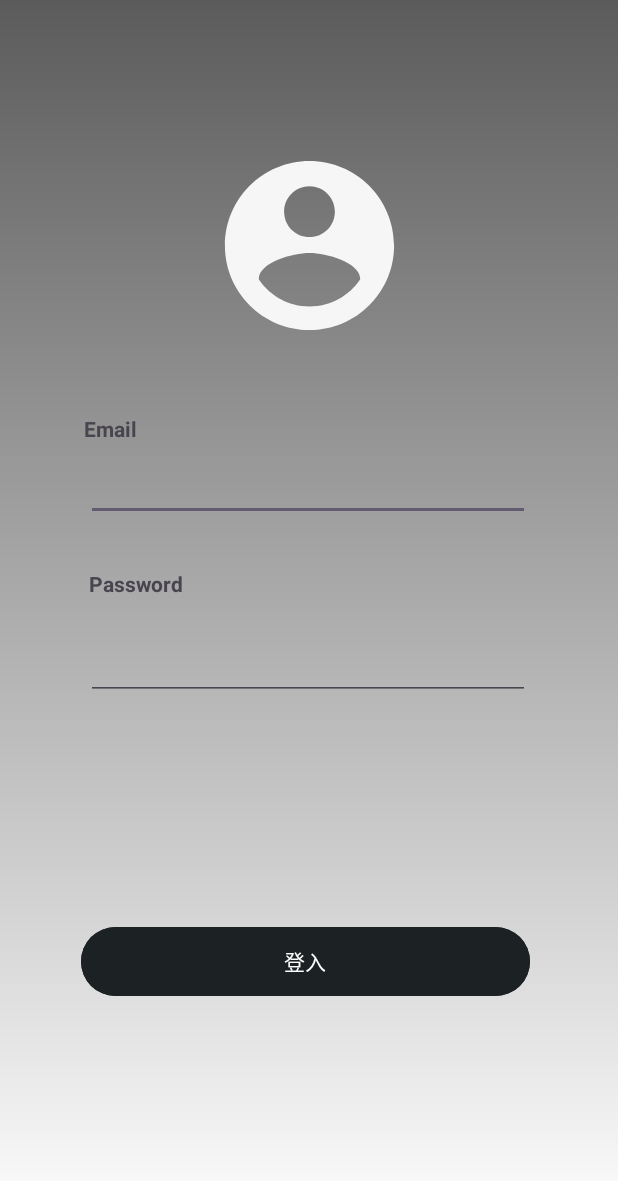
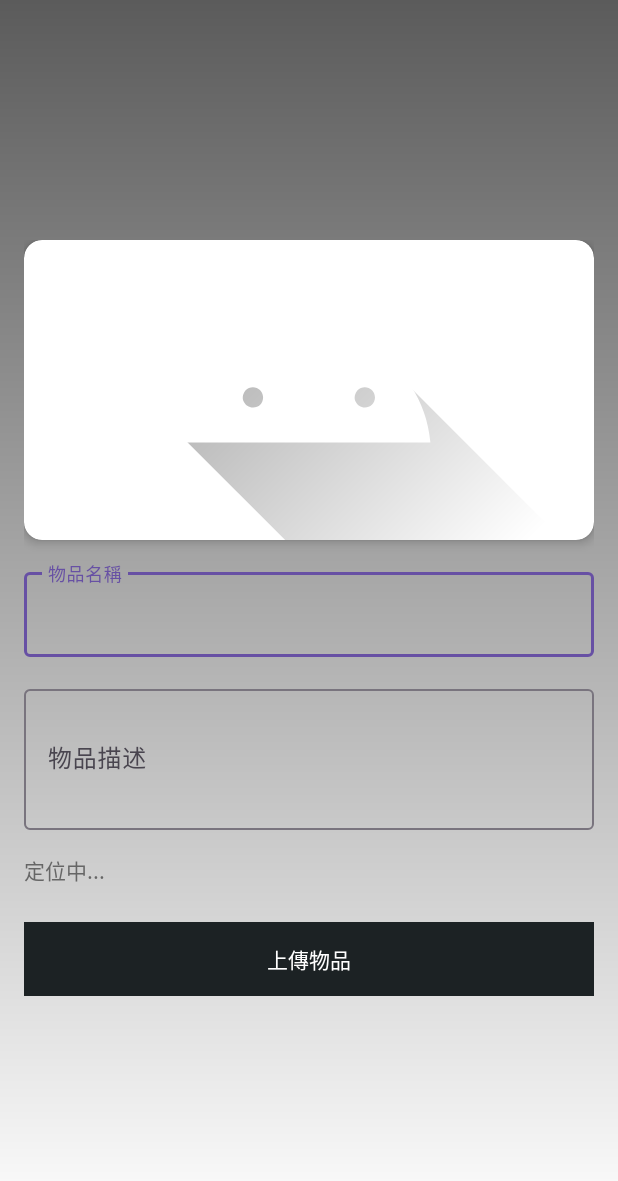
Before and after one commit to Yanruckater/Change_thing_android, an Android app: the login_view screen opened directly, with no data from a screen before it, after a tap on "登入", on a phone screen of 412 x 824 dp. Shown: the top 1181 px of the screen. Run offline under Robolectric (Android 15) with nearby library versions, the phone set to English and light mode, and no system bars.

Commit message:
login_basic

```diff
--- a/app/src/main/java/com/example/change_things_android_final_demo/login_view.java
+++ b/app/src/main/java/com/example/change_things_android_final_demo/login_view.java
@@ -1,5 +1,6 @@
 package com.example.change_things_android_final_demo;
 
+import android.content.Intent;
 import android.os.Bundle;
 import android.view.View;
 import android.widget.Button;
@@ -35,13 +36,10 @@ public class login_view extends AppCompatActivity {
         mimageView = findViewById(R.id.imageView);
 
         mimageView.setImageDrawable(getResources().getDrawable(R.drawable.baseline_account_circle_24));
-        mbuttonLogin.setOnClickListener(new View.OnClickListener() {
-            @Override
-            public void onClick(View v) {
-                Toast.makeText(login_view.this, "登入成功!!", Toast.LENGTH_SHORT).show();
-
-            }
-        });
-
+    }
+    public void mBtnLogin(View view) {
+        Toast.makeText(login_view.this, "登入成功!!", Toast.LENGTH_SHORT).show();
+        Intent intent = new Intent(login_view.this, UploadItemActivity.class);
+        startActivity(intent);
     }
 }
--- a/app/src/main/res/layout/activity_login_view.xml
+++ b/app/src/main/res/layout/activity_login_view.xml
@@ -15,6 +15,7 @@
         android:layout_height="54dp"
         android:layout_marginBottom="156dp"
         android:backgroundTint="#1C2224"
+        android:onClick="mBtnLogin"
         android:text="登入"
         app:layout_constraintBottom_toBottomOf="parent"
         app:layout_constraintEnd_toEndOf="parent"
--- a/app/src/main/res/layout/activity_upload_item.xml
+++ b/app/src/main/res/layout/activity_upload_item.xml
@@ -12,7 +12,9 @@
         android:layout_width="match_parent"
         android:layout_height="wrap_content"
         android:orientation="vertical"
-        android:padding="16dp">
+        android:padding="16dp"
+        app:layout_constraintBottom_toBottomOf="parent"
+        app:layout_constraintTop_toTopOf="parent">
 
         <!-- 上傳圖片區 -->
         <androidx.cardview.widget.CardView
```
Also changed, not shown: app/src/main/AndroidManifest.xml (+7 -1 lines).
